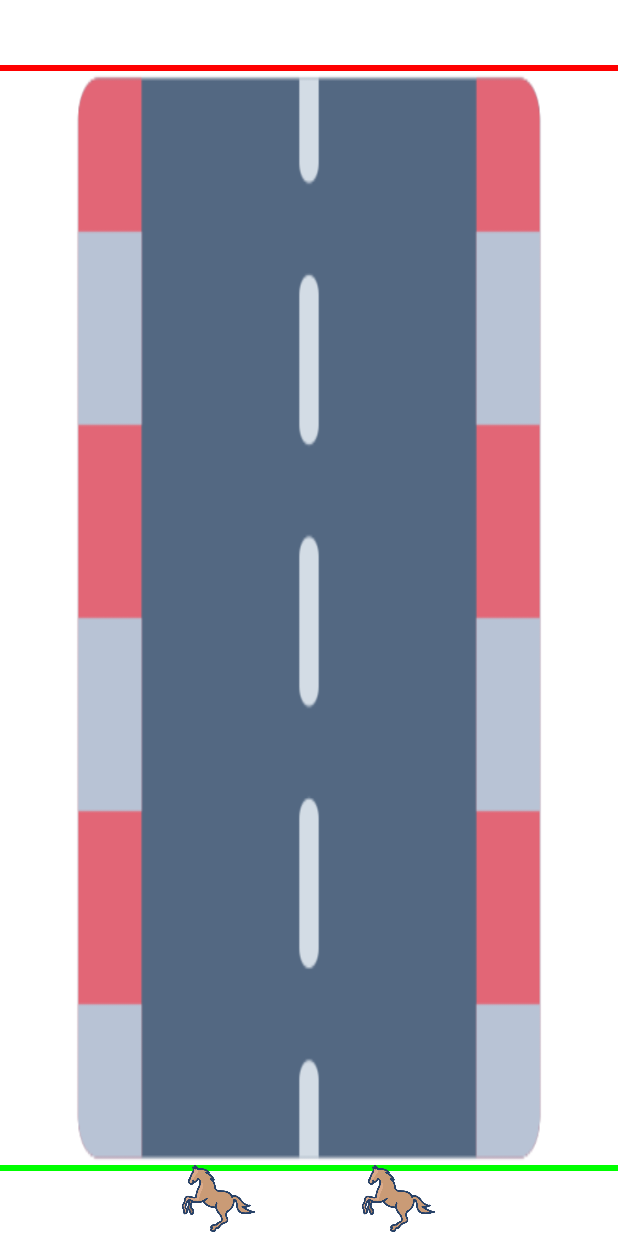
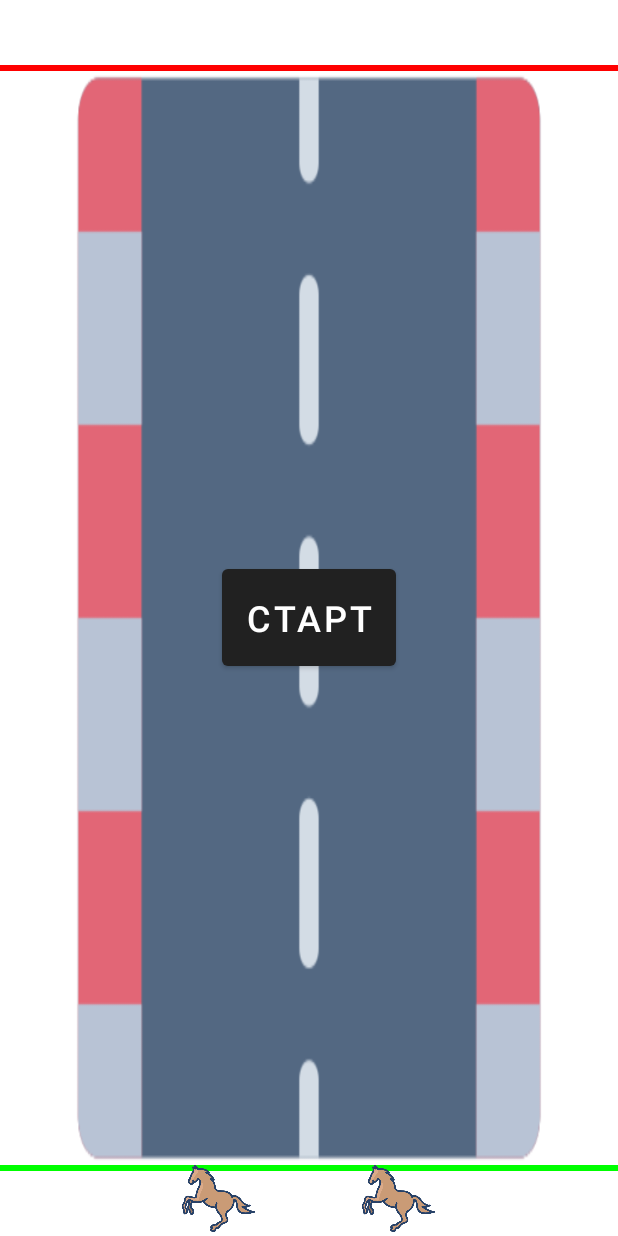
Before and after one commit to qwingel/HorseRacing, an Android app built with Jetpack Compose: the layout race_fragment.xml on its own in the app's theme, with its tools: preview values and no code run, on a phone screen of 412 x 824 dp. Run offline under Robolectric (Android 15) with nearby library versions, the phone set to English and light mode, and no system bars.

Commit message:
Сделал рейсинг? мб поправить надо будет что то

```diff
--- a/app/src/main/res/layout/race_fragment.xml
+++ b/app/src/main/res/layout/race_fragment.xml
@@ -3,14 +3,14 @@
     android:layout_width="match_parent"
     android:layout_height="match_parent">
 
-    <!-- Трасса с финишной линией сверху -->
+    <!-- дарога -->
     <ImageView
         android:id="@+id/raceTrack"
         android:layout_width="match_parent"
         android:layout_height="match_parent"
         android:background="@drawable/race_track" />
 
-    <!-- Финишная линия -->
+    <!-- Финиш-->
     <View
         android:id="@+id/finishLine"
         android:layout_width="match_parent"
@@ -19,7 +19,7 @@
         android:layout_gravity="top"
         android:background="#FF0000" />
 
-    <!-- Стартовая линия -->
+    <!-- Старт -->
     <View
         android:id="@+id/startLine"
         android:layout_width="match_parent"
@@ -28,7 +28,7 @@
         android:layout_marginBottom="43dp"
         android:background="#00FF00" />
 
-    <!-- Участники гонки -->
+    <!-- Лашадке -->
     <ImageView
         android:id="@+id/iv_horse1"
         android:layout_width="50dp"
@@ -44,4 +44,14 @@
         android:layout_marginStart="60dp"
         android:layout_gravity="bottom|center"
         android:src="@drawable/horse" />
+
+    <!-- Кнопка старта -->
+    <Button
+        android:id="@+id/startButton"
+        android:layout_width="wrap_content"
+        android:layout_height="wrap_content"
+        android:layout_gravity="center"
+        android:text="СТАРТ"
+        android:padding="16dp"
+        android:textSize="24sp" />
 </FrameLayout>
```
Also changed, not shown: app/src/main/java/com/example/kotlinstart/fragments/RaceFragment.kt (+80 -1 lines).
